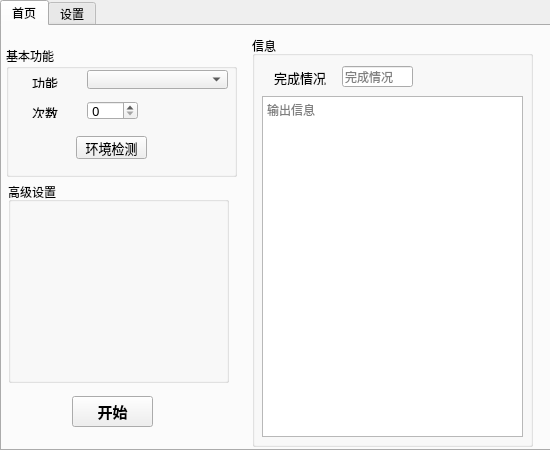
This is ui/mainui.ui in AquamarineCyan/OnmyojiDesktopAssistant as Qt 5 draws it before an edit. The edited form follows.
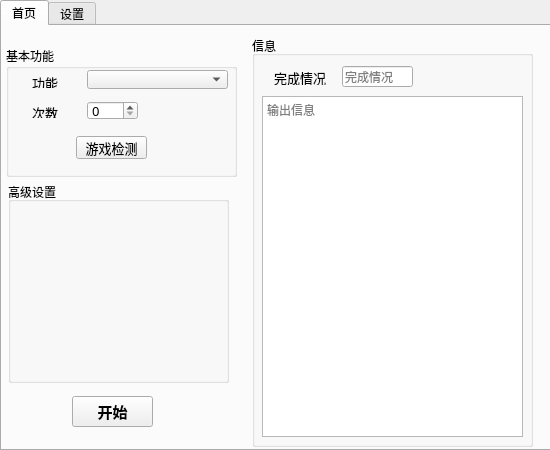
This is the edited form.

Commit message: :art: 优化游戏窗口检测

Patch:
```diff
--- a/ui/mainui.ui
+++ b/ui/mainui.ui
@@ -63,7 +63,7 @@
         </font>
        </property>
        <property name="text">
-        <string>环境检测</string>
+        <string>游戏检测</string>
        </property>
       </widget>
       <widget class="QComboBox" name="combo_choice">
```
Left out of the diff: 4 changed lines with no effect on the pictures. The commit also changes 6 other files.
